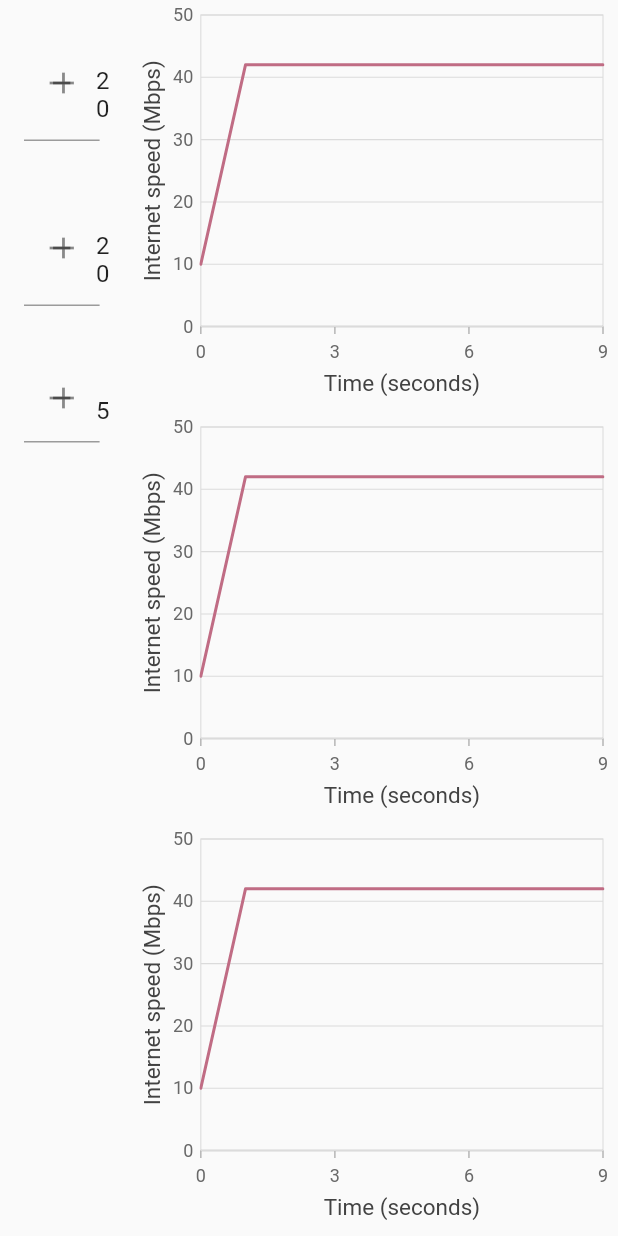
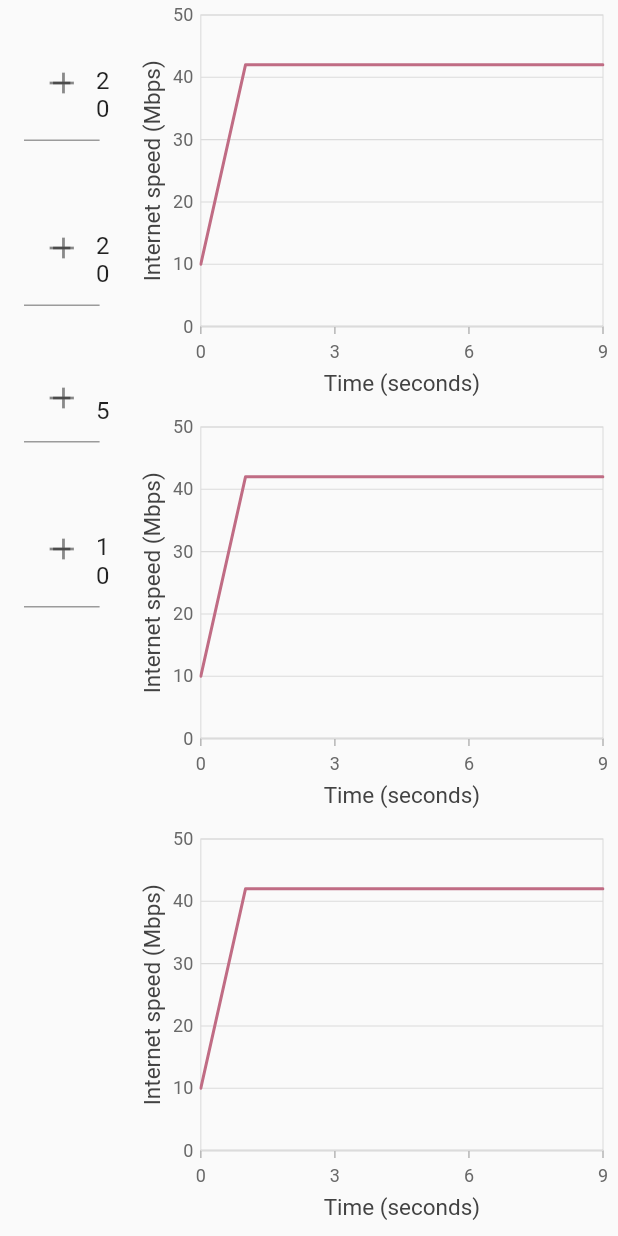
Before and after one commit to daniope/ventilator_ui, a Flutter app: the screen it shows after launch, on a phone screen of 412 x 824 dp. Run offline on Flutter 3.47's test engine with Material 2 defaults, Android fonts, the phone set to English and light mode, and no system bars; drawn by our look-alikes of flutter_spinbox; our stand-ins replace syncfusion_flutter_charts.

Commit message:
feat: impls peak pressure spinbox and adds it to ventilator widget

```diff
--- /dev/null
+++ b/lib/spinbox/spinbox_peak_pressure.dart
@@ -0,0 +1,16 @@
+import 'package:flutter/material.dart';
+import 'package:flutter_spinbox/material.dart';
+
+class Peak extends StatelessWidget {
+  Widget build(BuildContext context) {
+    return SpinBox(
+      min: 0.0,
+      max: 50.0,
+      value: 10.0,
+      decimals: 0,
+      step: 1.0,
+      decoration: InputDecoration(labelText: 'Peak Pressure (cmH\u2082O)'),
+      onChanged: (value) => print('Peak Pressure: $value'),
+    );
+  }
+}
--- a/lib/ventilator/ventilator.dart
+++ b/lib/ventilator/ventilator.dart
@@ -1,5 +1,6 @@
 import 'package:flutter/material.dart';
 
+import 'package:ventilator_ui/spinbox/spinbox_peak_pressure.dart';
 import 'package:ventilator_ui/spinbox/spinbox_peep.dart';
 
 class Ventilator extends StatelessWidget {
@@ -10,6 +11,10 @@ class Ventilator extends StatelessWidget {
           child: PEEP(),
           padding: const EdgeInsets.all(16),
         ),
+        Padding(
+          child: Peak(),
+          padding: const EdgeInsets.all(16),
+        ),
       ],
     );
   }
```
